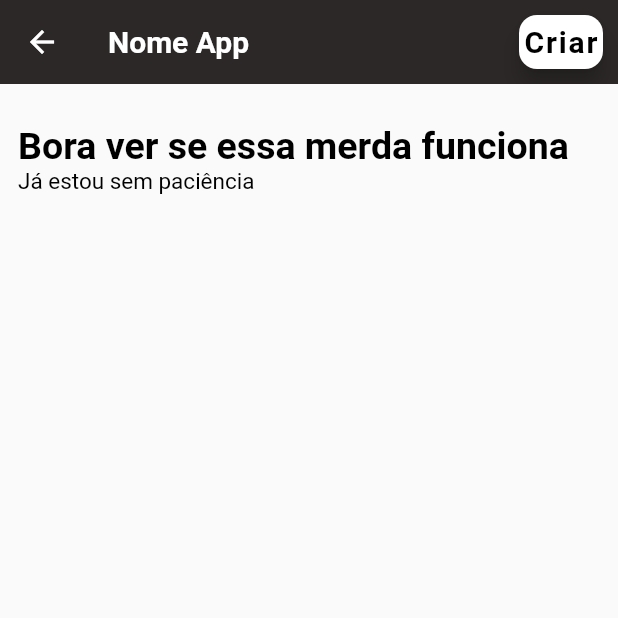
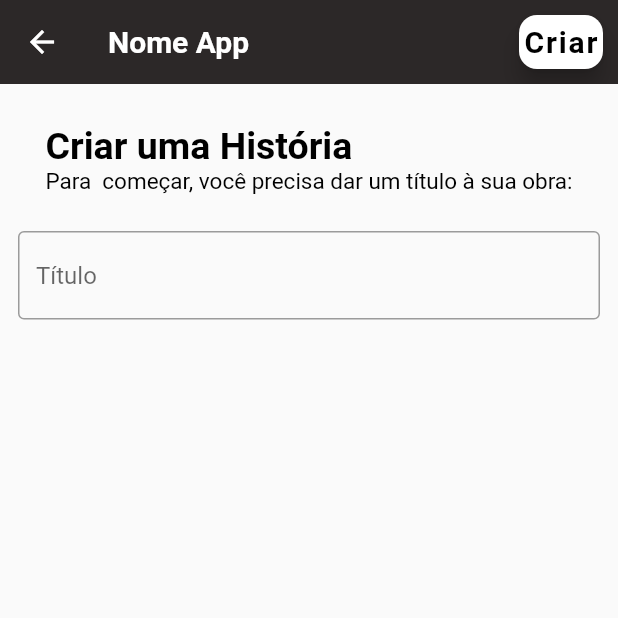
Before and after one commit to JoaoMarceloDMSilva/flutter_writing_app, a Flutter app: the screen it shows after launch, on a phone screen of 412 x 824 dp, the top half of it. Run offline on Flutter 3.47's test engine with Material 2 defaults, Android fonts, the phone set to English and light mode, and no system bars.

Commit message:
Primeiro TextField Tela 02

```diff
--- a/lib/pages/create_screen.dart
+++ b/lib/pages/create_screen.dart
@@ -6,7 +6,8 @@ class CreateScreen extends StatelessWidget {
   @override
   Widget build(BuildContext context) {
     return Scaffold(
-      appBar: AppBar(
+
+      appBar: AppBar(//APP BAR
         backgroundColor: const Color(0xff2C2828),
         elevation: 0,
         title: const Text("Nome App",
@@ -34,29 +35,41 @@ class CreateScreen extends StatelessWidget {
       ),
       body: Column(
         children: [
-          Container(
-            padding: EdgeInsets.all(12),
-            margin: EdgeInsets.only(top: 15),
-            child: Column(
+
+          Container( // PRIMEIRO CONTAINER
+            padding: const EdgeInsets.all(12),
+            margin: const EdgeInsets.only(top: 15),
+            child: const Column(
               mainAxisAlignment: MainAxisAlignment.start,
               crossAxisAlignment: CrossAxisAlignment.start,
               children: [
                 Text(
-                  "Bora ver se essa merda funciona",
+                  "Criar uma História",
                   style: TextStyle(
                       color: Colors.black,
                       fontSize: 25,
                       fontWeight: FontWeight.bold),
                 ),
                 Text(
-                  "Já estou sem paciência",
+                  "Para  começar, você precisa dar um título à sua obra:",
                   textAlign: TextAlign.left,
                   style: TextStyle(
                       color: Colors.black,
                       fontSize: 15,
                       fontWeight: FontWeight.normal),
-                )
+                ),
               ],
+            ),
+          ),
+
+          Container( // CAIXA TEXTO INPUT TITULO
+            padding: const EdgeInsets.all(12),
+            // margin: EdgeInsets.only(top: 5),
+            child: TextField(
+              decoration: InputDecoration(
+                hintText: "Título",
+                border: OutlineInputBorder(),
+              ),
             ),
           )
         ],
```
